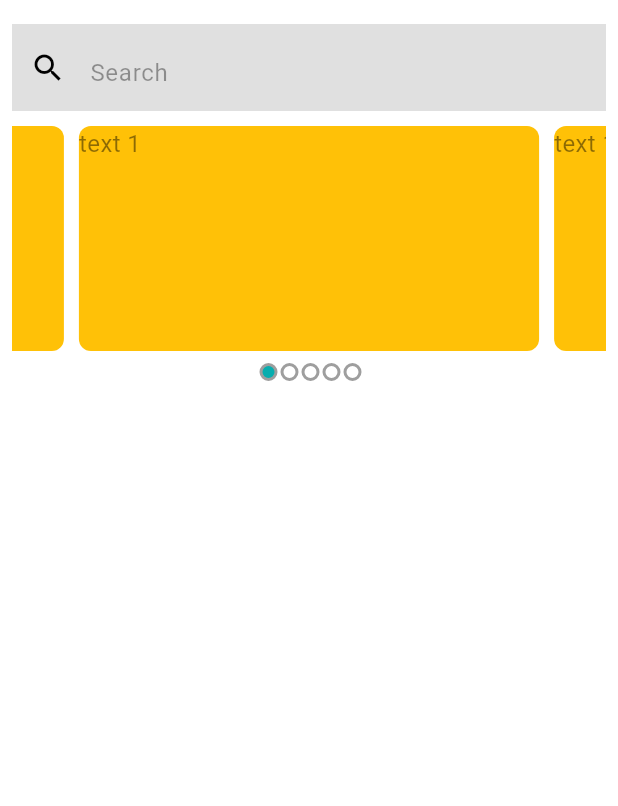
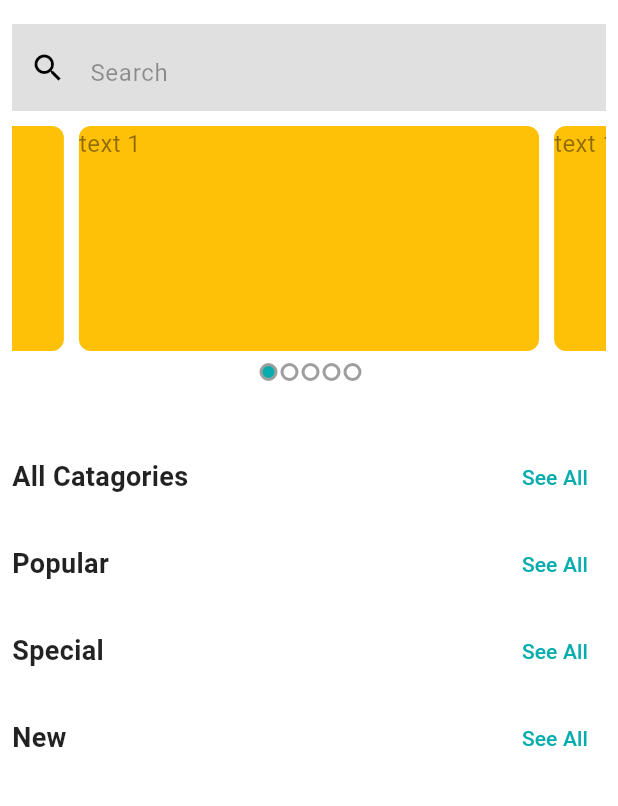
Before and after one commit to takiul-sumon/Ecommerce-App, a Flutter app: the MainButtomNavBar screen opened directly, on a phone screen of 412 x 824 dp, the part 72-878 px from its top. Run offline on Flutter 3.47's test engine with Material 3 defaults, Android fonts, the phone set to English and light mode, and no system bars; drawn by our look-alikes of carousel_slider; our stand-ins replace email_validator, firebase_core, firebase_crashlytics, flutter_svg; accounts and stored records are empty.

Commit message:
Till Catagory Button

```diff
--- a/lib/features/auth/ui/screens/Main_Buttom_Nav_Bar.dart
+++ b/lib/features/auth/ui/screens/Main_Buttom_Nav_Bar.dart
@@ -43,9 +43,66 @@ class _MainButtomNavBarState extends State<MainButtomNavBar> {
             ),
             SizedBox(height: 10),
             CarouselSliderWidget(),
+            SizedBox(height: 10),
+            CatagoriesSeeAll(
+              title: 'All Catagories',
+              onSeeAll: () {},
+              buttonText: 'See All',
+            ),
+            SizedBox(height: 10),
+            CatagoriesSeeAll(
+              title: 'Popular',
+              onSeeAll: () {},
+              buttonText: 'See All',
+            ),
+            SizedBox(height: 10),
+            CatagoriesSeeAll(
+              title: 'Special',
+              onSeeAll: () {},
+              buttonText: 'See All',
+            ),
+            SizedBox(height: 10),
+            CatagoriesSeeAll(
+              title: 'New',
+              onSeeAll: () {},
+              buttonText: 'See All',
+            ),
           ],
         ),
       ),
     );
   }
 }
+
+class CatagoriesSeeAll extends StatelessWidget {
+  const CatagoriesSeeAll({
+    super.key,
+    required this.title,
+    required this.onSeeAll,
+    required this.buttonText,
+  });
+  final String title;
+  final VoidCallback onSeeAll;
+  final String buttonText;
+  @override
+  Widget build(BuildContext context) {
+    return Row(
+      mainAxisAlignment: MainAxisAlignment.spaceBetween,
+      children: [
+        Text(
+          title,
+          style: TextStyle(
+            fontSize: 18,
+            fontWeight: FontWeight.bold,
+            color: Colors.black87,
+          ),
+        ),
+        TextButton(
+          onPressed: onSeeAll,
+          child: Text(buttonText),
+          style: ButtonStyle(),
+        ),
+      ],
+    );
+  }
+}
```
